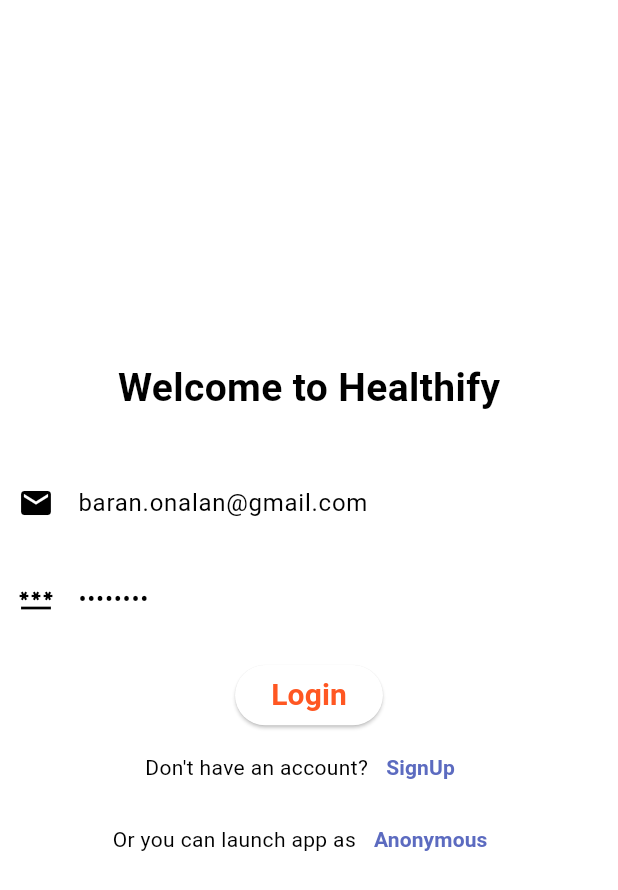
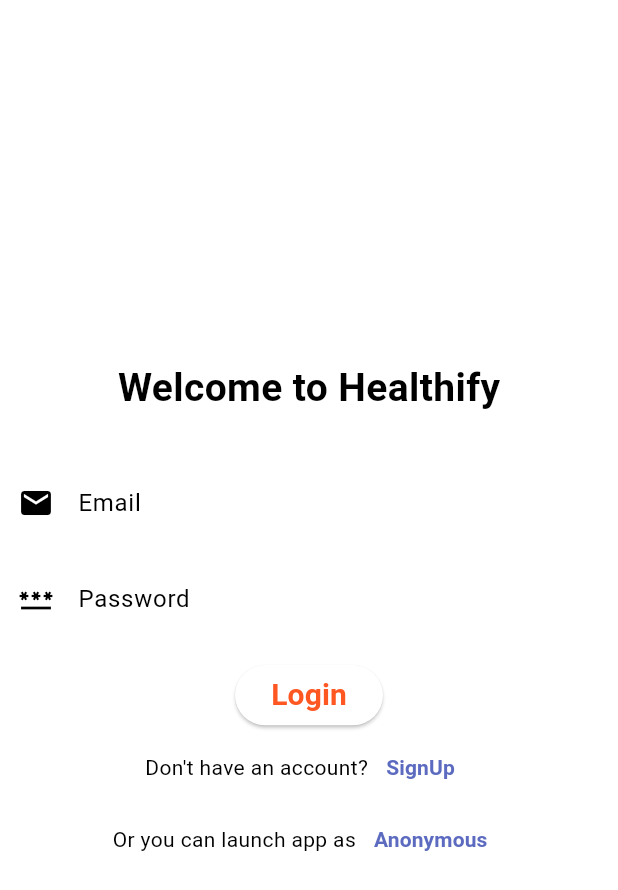
Before and after one commit to onalanb/Healthify-Flutter-Application, a Flutter app: the screen it shows after launch, on a phone screen of 412 x 824 dp. Shown: the top 890 px of the screen. Run offline on Flutter 3.47's test engine with Material 3 defaults, Android fonts, the phone set to English and light mode, and no system bars; our stand-ins replace cloud_firestore, cloud_functions, firebase_auth, firebase_core, hive; accounts and stored records are empty; generated files the repository leaves out were written again.

Commit message:
- removed my login info

```diff
--- a/lib/login.dart
+++ b/lib/login.dart
@@ -87,8 +87,8 @@
     TextEditingController emailController = TextEditingController();
     TextEditingController passwordController = TextEditingController();
     // For easier testing.
-    emailController.text = 'baran.onalan@gmail.com';
-    passwordController.text = 'password';
+    // emailController.text = 'baran.onalan@gmail.com';
+    // passwordController.text = 'password';
 
     return MaterialApp(
         localizationsDelegates: AppLocalizations.localizationsDelegates,
```
